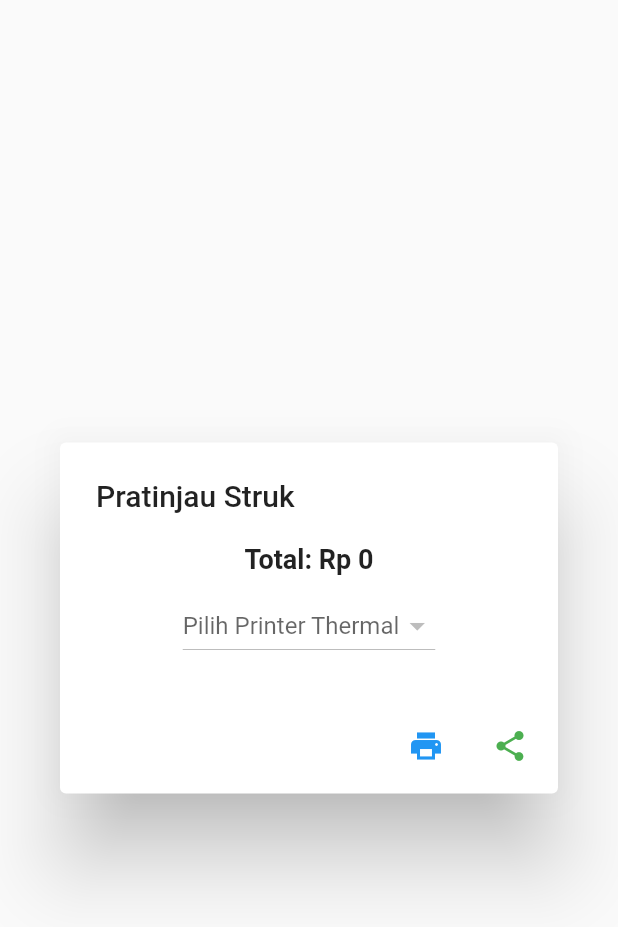
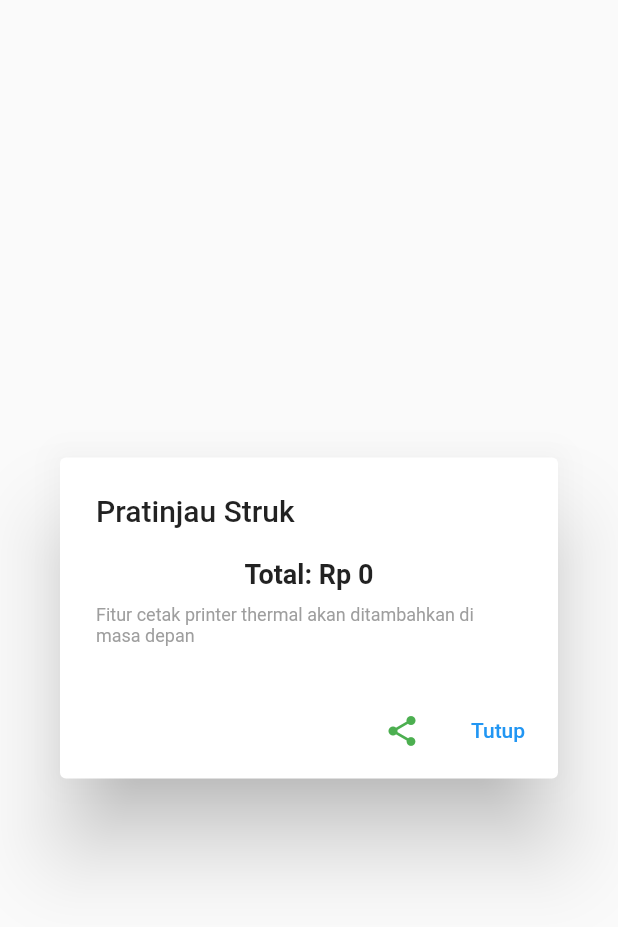
Before and after one commit to milala02/aplikasi-kasir, a Flutter app: the ReceiptPreviewDialog widget shown alone on an empty page, opened directly with empty values, after a tap on the "share" icon, on a phone screen of 412 x 824 dp. Shown: the top 927 px of the screen. Run offline on Flutter 3.47's test engine with Material 3 defaults, Android fonts, the phone set to English and light mode, and no system bars; our stand-ins replace drift, fl_chart, shared_preferences, sqflite; missing offline and left inert: mobile_scanner; accounts and stored records are empty; generated files the repository leaves out were written again.

Commit message:
chore: remove blue_thermal_printer completely - cleanup pubspec and widgets
- Remove blue_thermal_printer ^1.2.3 from pubspec.yaml
- Remove BlueThermalPrinter import and device selection from receipt_preview_dialog.dart
- Keep url_launcher for WhatsApp receipt sharing
- Receipt printing feature will be added in future after core app is stable

```diff
--- a/lib/views/widgets/receipt_preview_dialog.dart
+++ b/lib/views/widgets/receipt_preview_dialog.dart
@@ -1,5 +1,4 @@
 import 'package:flutter/material.dart';
-import 'package:blue_thermal_printer/blue_thermal_printer.dart';
 import 'package:url_launcher/url_launcher.dart';
 
 class ReceiptPreviewDialog extends StatefulWidget {
@@ -12,36 +11,6 @@ class ReceiptPreviewDialog extends StatefulWidget {
 }
 
 class _ReceiptPreviewDialogState extends State<ReceiptPreviewDialog> {
-  final BlueThermalPrinter bluetooth = BlueThermalPrinter.instance;
-  List<BluetoothDevice> _devices = [];
-  BluetoothDevice? _selectedDevice;
-
-  @override
-  void initState() {
-    super.initState();
-    _getDevices();
-  }
-
-  Future<void> _getDevices() async {
-    List<BluetoothDevice> devices = await bluetooth.getBondedDevices();
-    setState(() => _devices = devices);
-  }
-
-  Future<void> _printReceipt(BluetoothDevice device) async {
-    bool? isConnected = await bluetooth.isConnected;
-    if (isConnected == false) {
-      await bluetooth.connect(device);
-    }
-
-    // Format ESC/POS Thermal
-    bluetooth.printCustom("TOKO KASIR", 3, 1);
-    bluetooth.printCustom("ID: ${widget.transaction.id}", 1, 1);
-    bluetooth.printCustom("-------------------", 1, 1);
-    bluetooth.printCustom("Total: Rp ${widget.transaction.totalAmount.toInt()}", 2, 1);
-    bluetooth.printCustom("Terima Kasih", 1, 1);
-    bluetooth.paperCut();
-  }
-
   @override
   Widget build(BuildContext context) {
     return AlertDialog(
@@ -51,27 +20,34 @@ class _ReceiptPreviewDialogState extends State<ReceiptPreviewDialog> {
         child: Column(
           mainAxisSize: MainAxisSize.min,
           children: [
-            Text("Total: Rp ${widget.transaction.totalAmount.toInt()}", style: const TextStyle(fontSize: 18, fontWeight: FontWeight.bold)),
+            Text(
+              "Total: Rp ${widget.transaction.totalAmount.toInt()}",
+              style: const TextStyle(fontSize: 18, fontWeight: FontWeight.bold),
+            ),
             const SizedBox(height: 10),
-            DropdownButton<BluetoothDevice>(
-              hint: const Text('Pilih Printer Thermal'),
-              value: _selectedDevice,
-              onChanged: (val) => setState(() => _selectedDevice = val),
-              items: _devices.map((d) => DropdownMenuItem(value: d, child: Text(d.name ?? 'Unknown'))).toList(),
+            const Text(
+              'Fitur cetak printer thermal akan ditambahkan di masa depan',
+              style: TextStyle(fontSize: 12, color: Colors.grey),
             ),
           ],
         ),
       ),
       actions: [
         IconButton(
-            icon: const Icon(Icons.print, color: Colors.blue),
-            onPressed: _selectedDevice != null ? () => _printReceipt(_selectedDevice!) : null),
-        IconButton(
-            icon: const Icon(Icons.share, color: Colors.green),
-            onPressed: () async {
-               final Uri url = Uri.parse("whatsapp://send?text=Struk Belanja: Rp ${widget.transaction.totalAmount}");
-               if (await canLaunchUrl(url)) await launchUrl(url);
-            }),
+          icon: const Icon(Icons.share, color: Colors.green),
+          onPressed: () async {
+            final Uri url = Uri.parse(
+              "whatsapp://send?text=Struk Belanja: Rp ${widget.transaction.totalAmount}",
+            );
+            if (await canLaunchUrl(url)) {
+              await launchUrl(url);
+            }
+          },
+        ),
+        TextButton(
+          onPressed: () => Navigator.pop(context),
+          child: const Text('Tutup'),
+        ),
       ],
     );
   }
--- a/pubspec.yaml
+++ b/pubspec.yaml
@@ -25,8 +25,7 @@ dependencies:
   crypto: ^3.0.3
   shared_preferences: ^2.2.3
 
-  # Receipt Printing & Sharing
-  blue_thermal_printer: ^1.2.3
+  # Receipt Sharing (Removed blue_thermal_printer - will add later)
   mobile_scanner: ^5.1.1
   url_launcher: ^6.2.5
   intl: ^0.19.0
```
